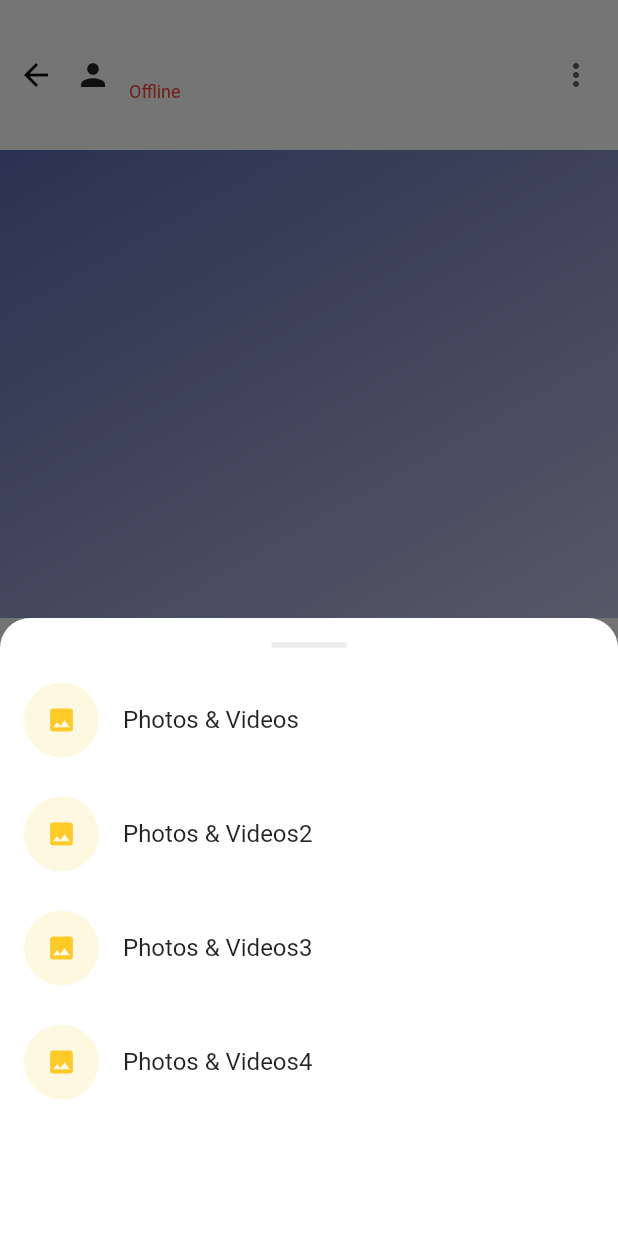
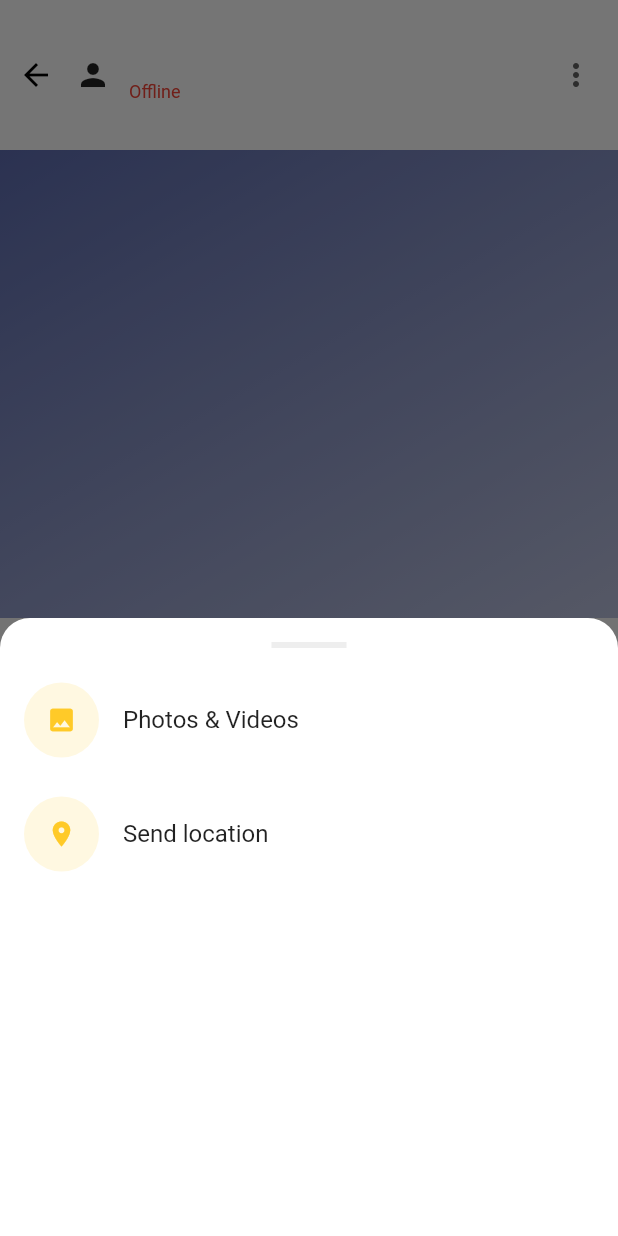
Before and after one commit to MarkoSimka/Poke, a Flutter app: the ChatPage screen opened directly with empty values, after a tap on the "add" icon, on a phone screen of 412 x 824 dp. Run offline on Flutter 3.47's test engine with Material 2 defaults, Android fonts, the phone set to English and light mode, and no system bars; our stand-ins replace cloud_firestore, firebase_auth, firebase_core, geocoding, geolocator; accounts and stored records are empty; generated files the repository leaves out were written again.

Commit message:
[MO] Geolocation implementation, send current location

```diff
--- a/poke/lib/screens/chat_screen.dart
+++ b/poke/lib/screens/chat_screen.dart
@@ -1,6 +1,8 @@
 import 'package:cloud_firestore/cloud_firestore.dart';
 import 'package:firebase_auth/firebase_auth.dart';
 import 'package:flutter/material.dart';
+import 'package:geocoding/geocoding.dart';
+import 'package:geolocator/geolocator.dart';
 import 'package:poke/home.dart';
 import 'package:poke/models/chat_message.dart';
 import 'package:poke/models/group.dart';
@@ -23,6 +25,7 @@ class ChatPage extends StatefulWidget {
 }
 
 class _ChatPageState extends State<ChatPage> {
+  String? _address = "";
   // Moch data
   // List<ChatMessage> chatMessage = [
   //   ChatMessage(message: "Hi John", type: MessageType.Reciever),
@@ -39,12 +42,60 @@ class _ChatPageState extends State<ChatPage> {
     SendMenuItems(
         text: "Photos & Videos", icons: Icons.image, color: Colors.amber),
     SendMenuItems(
-        text: "Photos & Videos2", icons: Icons.image, color: Colors.amber),
-    SendMenuItems(
-        text: "Photos & Videos3", icons: Icons.image, color: Colors.amber),
-    SendMenuItems(
-        text: "Photos & Videos4", icons: Icons.image, color: Colors.amber),
+        text: "Send location",
+        icons: Icons.location_on_sharp,
+        color: Colors.amber)
   ];
+
+  Future<void> _sendLocation() async {
+    final User? user = auth.currentUser;
+    final uid = user?.uid;
+    CollectionReference messages =
+        FirebaseFirestore.instance.collection('messages');
+    await _getCurrentLocation();
+    await messages
+        .add({
+          'message': _address,
+          'timestamp': Timestamp.fromDate(DateTime.now()),
+          'userId': uid,
+          'groupId': widget.groupId,
+        })
+        .then((value) => {
+          messageController.text = "",
+          Navigator.pop(context)
+        })
+        .catchError((error) => print("Failed to add group: $error"));
+  }
+
+  Future<void> requestLocationPermission() async {
+    LocationPermission permission = await Geolocator.requestPermission();
+    if (permission == LocationPermission.denied) {
+      print("Permissions denied");
+    }
+  }
+
+  Future<void> _getCurrentLocation() async {
+    try {
+      await requestLocationPermission();
+      Position position = await Geolocator.getCurrentPosition(
+          desiredAccuracy: LocationAccuracy.high);
+
+      // Fetch the address
+      List<Placemark> placemarks =
+          await placemarkFromCoordinates(position.latitude, position.longitude);
+
+      // Extract the address
+      Placemark place = placemarks[0];
+      setState(() {
+        _address = "${place.street}, ${place.locality}, ${place.country}";
+      });
+    } catch (e) {
+      print(e);
+      setState(() {
+        _address = 'Could not fetch address';
+      });
+    }
+  }
 
   void showModal() {
     showModalBottomSheet(
@@ -78,9 +129,10 @@ class _ChatPageState extends State<ChatPage> {
                   ListView.builder(
                     itemCount: sendMenuItems.length,
                     shrinkWrap: true,
-                    physics: const NeverScrollableScrollPhysics(),
                     itemBuilder: (context, index) {
-                      return Container(
+                      return InkWell(
+                        onTap: _sendLocation,
+                        child: Container(
                           padding: const EdgeInsets.only(top: 10, bottom: 10),
                           child: ListTile(
                             leading: Container(
@@ -98,6 +150,7 @@ class _ChatPageState extends State<ChatPage> {
                             ),
                             title: Text(sendMenuItems[index].text),
                           ),
+                        ),
                       );
                     },
                   )
@@ -110,6 +163,12 @@ class _ChatPageState extends State<ChatPage> {
 
   final messageController = TextEditingController();
   final FirebaseAuth auth = FirebaseAuth.instance;
+
+  @override
+  void initState() {
+    super.initState();
+    _getCurrentLocation();
+  }
 
   @override
   void dispose() {
@@ -130,7 +189,7 @@ class _ChatPageState extends State<ChatPage> {
           'userId': uid,
           'groupId': widget.groupId,
         })
-        .then((value) => print("Message sent"))
+        .then((value) => messageController.text = "")
         .catchError((error) => print("Failed to add group: $error"));
   }
 
@@ -160,7 +219,10 @@ class _ChatPageState extends State<ChatPage> {
                       Column(
                         mainAxisAlignment: MainAxisAlignment.center,
                         children: [
-                          Text('No messages, say hi!', style: TextStyle(color: Colors.white),),
+                          Text(
+                            'No messages, say hi!',
+                            style: TextStyle(color: Colors.white),
+                          ),
                         ],
                       ),
                     ],
@@ -314,11 +376,12 @@ class _ChatPageState extends State<ChatPage> {
               )),
               child: Stack(
                 children: <Widget>[
-                  ListView.builder(
+                  Padding(
+                    padding: const EdgeInsets.only(bottom: 80.0),
+                    child: ListView.builder(
                       itemCount: messages?.length,
                       shrinkWrap: true,
                       padding: const EdgeInsets.only(top: 10, bottom: 10),
-                    physics: const NeverScrollableScrollPhysics(),
                       itemBuilder: (context, index) {
                         var message = messages?[index];
                         var data = message?.data() as Map<String, dynamic>;
@@ -335,6 +398,7 @@ class _ChatPageState extends State<ChatPage> {
                           chatMessage: chatMessage,
                         );
                       },
+                    ),
                   ),
                   Align(
                     alignment: Alignment.bottomLeft,
--- a/poke/pubspec.yaml
+++ b/poke/pubspec.yaml
@@ -12,6 +12,8 @@ dependencies:
   firebase_core: ^2.15.1
   flutter:
     sdk: flutter
+  geocoding: ^2.1.0
+  geolocator: ^10.0.1
 
 dev_dependencies:
   flutter_test:
```
Also changed, not shown: poke/pubspec.lock, 1 other file. Lines whose indentation alone changed are shown as unchanged.
